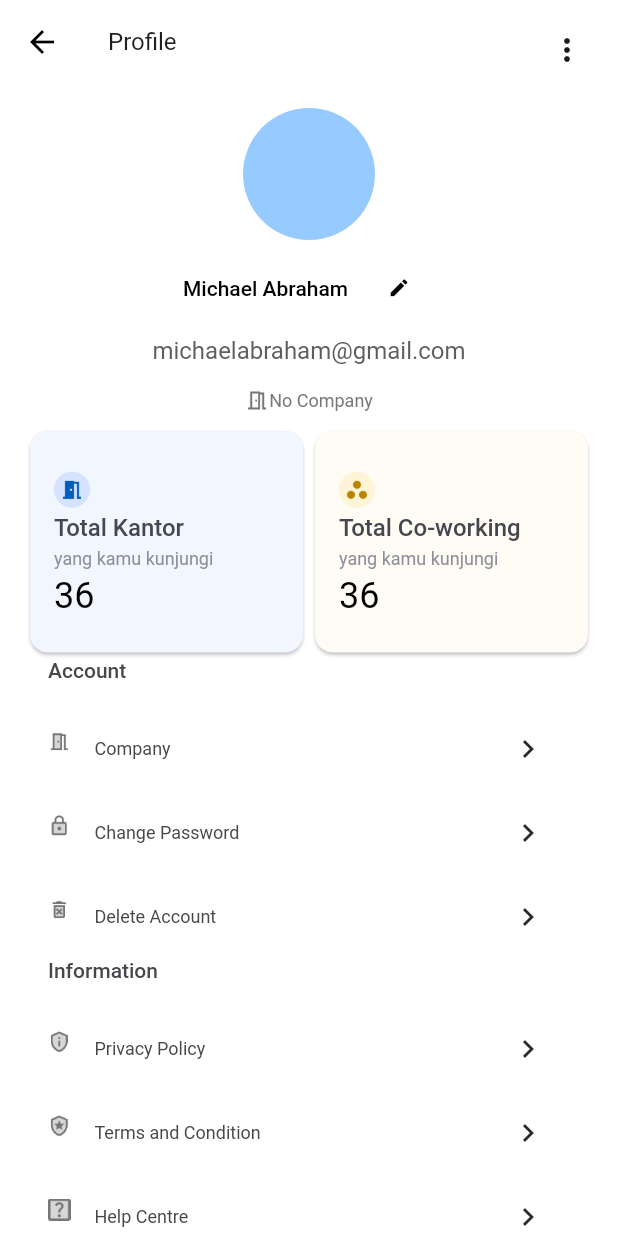
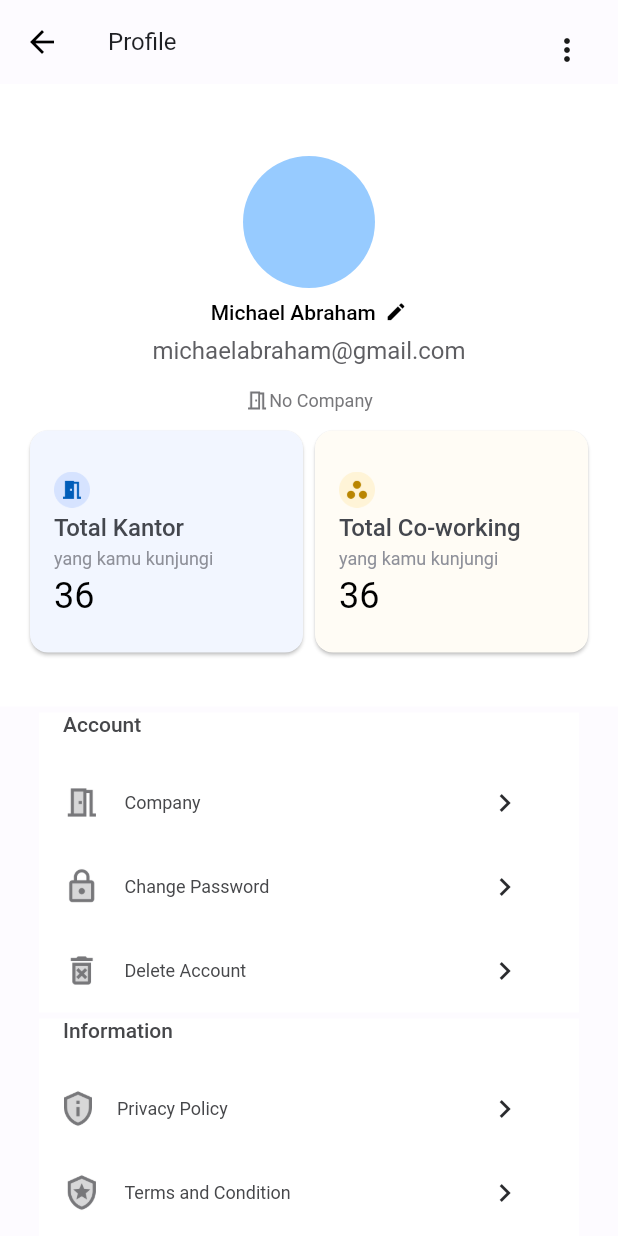
Before and after one commit to Kelompok-13-Alterra/flutter_capstone, a Flutter app: the ProfileScreen screen opened by its route, on a phone screen of 412 x 824 dp. Run offline on Flutter 3.47's test engine with Material 2 defaults, Android fonts, the phone set to English and light mode, and no system bars; our stand-ins replace email_validator, flutter_rating_bar, flutter_svg, google_fonts, image_picker; project files that could hold a hidden picture were left out.

Commit message:
New fix profile feature
New fix profile feature

```diff
--- a/lib/screens/profile/profile_screen.dart
+++ b/lib/screens/profile/profile_screen.dart
@@ -14,7 +14,7 @@ class _ProfileScreenState extends State<ProfileScreen> {
   @override
   Widget build(BuildContext context) {
     return Scaffold(
-      backgroundColor: Colors.white,
+      backgroundColor: NeutralColor().neutral99,
       appBar: AppBar(
         elevation: 0,
         backgroundColor: Colors.transparent,
@@ -45,10 +45,22 @@ class _ProfileScreenState extends State<ProfileScreen> {
         ],
       ),
       body: SingleChildScrollView(
+        child: Column(
+          children: [
+            SizedBox(
+              width: 420,
+              height: 415,
+              child: Container(
+                color: SourceColor().white,
                 child: Padding(
-          padding: const EdgeInsets.all(16),
+                  padding: const EdgeInsets.only(
+                    left: 16,
+                    right: 16,
+                    top: 32,
+                    bottom: 16,
+                  ),
                   child: Column(
-            mainAxisSize: MainAxisSize.min,
+                    // mainAxisSize: MainAxisSize.min,
                     crossAxisAlignment: CrossAxisAlignment.center,
                     mainAxisAlignment: MainAxisAlignment.center,
                     children: [
@@ -73,15 +85,16 @@ class _ProfileScreenState extends State<ProfileScreen> {
                                 fontWeight: medium,
                               ),
                             ),
-                    const Padding(
-                      padding: EdgeInsets.only(left: 10),
+                            const SizedBox(
+                              width: 6,
                             ),
-                    IconButton(
-                      iconSize: 15,
-                      splashRadius: 10,
-                      onPressed: () {},
-                      icon: const Icon(Icons.edit),
+                            GestureDetector(
+                              onTap: () {},
+                              child: Icon(
+                                Icons.edit,
                                 color: SourceColor().black,
+                                size: 15,
+                              ),
                             ),
                           ],
                         ),
@@ -92,7 +105,8 @@ class _ProfileScreenState extends State<ProfileScreen> {
                         ),
                         child: Text(
                           "michaelabraham@gmail.com",
-                  style: setTextStyle(NeutralColor().neutral40).copyWith(
+                          style:
+                              setTextStyle(NeutralColor().neutral40).copyWith(
                             fontSize: 16,
                             fontWeight: regular,
                           ),
@@ -111,7 +125,8 @@ class _ProfileScreenState extends State<ProfileScreen> {
                             ),
                             Text(
                               'No Company',
-                      style: setTextStyle(NeutralColor().neutral50).copyWith(
+                              style: setTextStyle(NeutralColor().neutral50)
+                                  .copyWith(
                                 fontSize: 12,
                                 fontWeight: regular,
                               ),
@@ -147,9 +162,19 @@ class _ProfileScreenState extends State<ProfileScreen> {
                           ),
                         ],
                       ),
+                      // const SizedBox(
+                      //   height: 16,
+                      // ),
+                    ],
+                  ),
+                ),
+              ),
+            ),
+            const SizedBox(
+              height: 4,
+            ),
             profilesWidget(context),
           ],
-          ),
         ),
       ),
     );
--- a/lib/screens/profile/widget/profiles_widget.dart
+++ b/lib/screens/profile/widget/profiles_widget.dart
@@ -28,41 +28,49 @@ List<String> subMenuInformation = [
 List iconSubMenuAccount = [
   Image.asset(
     'assets/image/meeting_room_fill.png',
-    width: 15,
-    height: 15,
+    // width: 15,
+    // height: 15,
   ),
   Image.asset(
     'assets/image/lock.png',
-    width: 15,
-    height: 15,
+    // width: 15,
+    // height: 15,
   ),
   Image.asset(
     'assets/image/delete_forever.png',
-    width: 15,
-    height: 15,
+    // width: 15,
+    // height: 15,
   ),
 ];
 
 List iconSubMenuInformation = [
   Image.asset(
     'assets/image/privacy_tip.png',
-    width: 15,
-    height: 15,
+    // width: 15,
+    // height: 15,
   ),
   Image.asset(
     'assets/image/local_police.png',
-    width: 15,
-    height: 15,
+    // width: 15,
+    // height: 15,
   ),
   Image.asset(
     'assets/image/help_center.png',
-    width: 15,
-    height: 15,
+    // width: 15,
+    // height: 15,
   ),
 ];
 
 Widget profilesWidget(BuildContext context) {
   return Column(
+    mainAxisAlignment: MainAxisAlignment.start,
+    crossAxisAlignment: CrossAxisAlignment.start,
+    children: [
+      Container(
+        width: 360,
+        height: 200,
+        color: SourceColor().white,
+        child: Column(
           mainAxisAlignment: MainAxisAlignment.start,
           crossAxisAlignment: CrossAxisAlignment.start,
           children: [
@@ -89,7 +97,15 @@ Widget profilesWidget(BuildContext context) {
               itemBuilder: ((context, index) {
                 return ListTile(
                   minLeadingWidth: 11,
-            leading: iconSubMenuAccount[index],
+                  leading: ConstrainedBox(
+                    constraints: const BoxConstraints(
+                      minWidth: 20,
+                      minHeight: 20,
+                      maxWidth: 25,
+                      maxHeight: 25,
+                    ),
+                    child: iconSubMenuAccount[index],
+                  ),
                   title: Text(
                     subMenuAccount[index],
                     style: setTextStyle(NeutralColor().neutral30).copyWith(
@@ -97,10 +113,9 @@ Widget profilesWidget(BuildContext context) {
                       fontWeight: regular,
                     ),
                   ),
-            trailing: IconButton(
-              splashRadius: 5,
-              onPressed: () {},
-              icon: const Padding(
+                  trailing: GestureDetector(
+                    onTap: () {},
+                    child: const Padding(
                       padding: EdgeInsets.only(
                         right: 21.53,
                       ),
@@ -113,9 +128,24 @@ Widget profilesWidget(BuildContext context) {
                 );
               }),
             ),
+          ],
+        ),
+      ),
+      const SizedBox(
+        height: 4,
+      ),
+      Container(
+        width: 360,
+        height: 230,
+        color: SourceColor().white,
+        child: Column(
+          mainAxisAlignment: MainAxisAlignment.start,
+          crossAxisAlignment: CrossAxisAlignment.start,
+          children: [
             Padding(
               padding: const EdgeInsets.only(
                 left: 16,
+                // bottom: 16,
               ),
               child: Text(
                 "Information",
@@ -135,7 +165,15 @@ Widget profilesWidget(BuildContext context) {
               itemBuilder: ((context, index) {
                 return ListTile(
                   minLeadingWidth: 11,
-            leading: iconSubMenuInformation[index],
+                  leading: ConstrainedBox(
+                    constraints: const BoxConstraints(
+                      minWidth: 20,
+                      minHeight: 20,
+                      maxWidth: 25,
+                      maxHeight: 25,
+                    ),
+                    child: iconSubMenuInformation[index],
+                  ),
                   title: Text(
                     subMenuInformation[index],
                     style: setTextStyle(NeutralColor().neutral30).copyWith(
@@ -143,10 +181,9 @@ Widget profilesWidget(BuildContext context) {
                       fontWeight: regular,
                     ),
                   ),
-            trailing: IconButton(
-              splashRadius: 5,
-              onPressed: () {},
-              icon: const Padding(
+                  trailing: GestureDetector(
+                    onTap: () {},
+                    child: const Padding(
                       padding: EdgeInsets.only(
                         right: 21.53,
                       ),
@@ -159,6 +196,9 @@ Widget profilesWidget(BuildContext context) {
                 );
               }),
             ),
+            const SizedBox(
+              height: 16,
+            ),
             Padding(
               padding: const EdgeInsets.only(
                 left: 16,
@@ -168,10 +208,16 @@ Widget profilesWidget(BuildContext context) {
                 children: [
                   Row(
                     children: [
-                Image.asset(
+                      ConstrainedBox(
+                        constraints: const BoxConstraints(
+                          minWidth: 20,
+                          minHeight: 20,
+                          maxWidth: 25,
+                          maxHeight: 25,
+                        ),
+                        child: Image.asset(
                           'assets/image/logout.png',
-                  width: 15,
-                  height: 15,
+                        ),
                       ),
                       const SizedBox(
                         width: 11,
@@ -189,18 +235,28 @@ Widget profilesWidget(BuildContext context) {
                     padding: const EdgeInsets.only(
                       right: 18,
                     ),
-              child: IconButton(
-                splashRadius: 5,
-                onPressed: () {},
-                icon: const Icon(
+                    child: GestureDetector(
+                      onTap: () {},
+                      child: const Padding(
+                        padding: EdgeInsets.only(
+                          right: 21.53,
+                        ),
+                        child: Icon(
                           Icons.keyboard_arrow_right_sharp,
                           color: Color(0xFF292A2D),
                         ),
                       ),
-            )
+                    ),
+                  ),
                 ],
               ),
             ),
           ],
+        ),
+      ),
+      const SizedBox(
+        height: 4,
+      ),
+    ],
   );
 }
```
Lines whose indentation alone changed are shown as unchanged.
